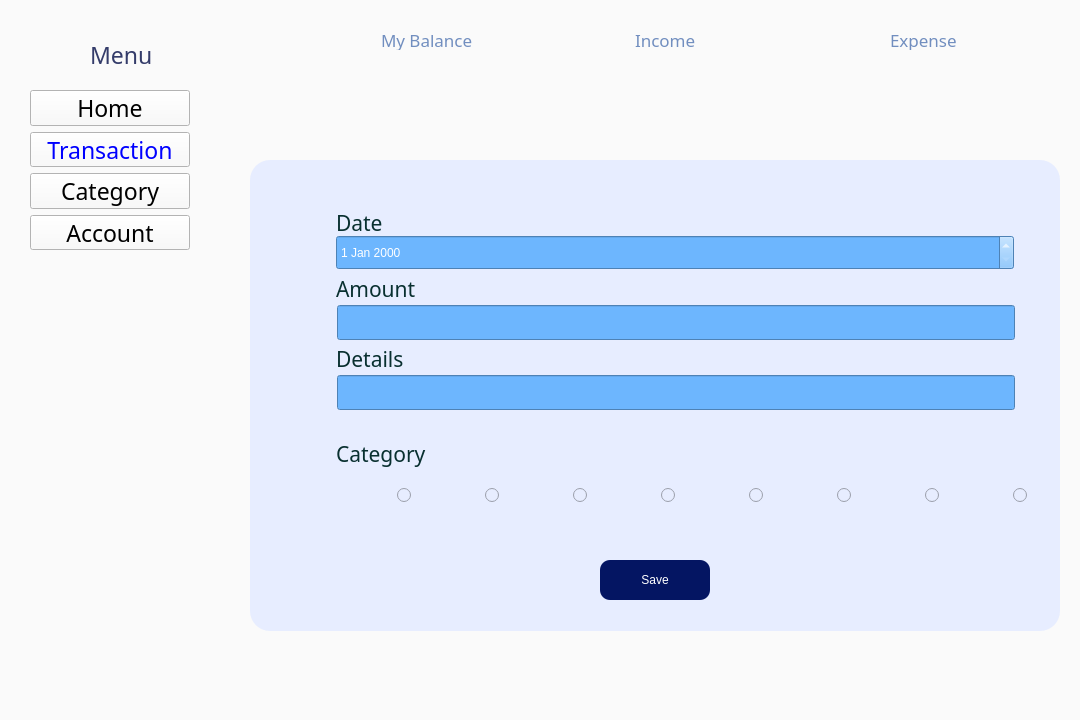
Old version of the form Modules/Transaction/Transaction.ui in the repository Yennanng/Do_An_KTLT.
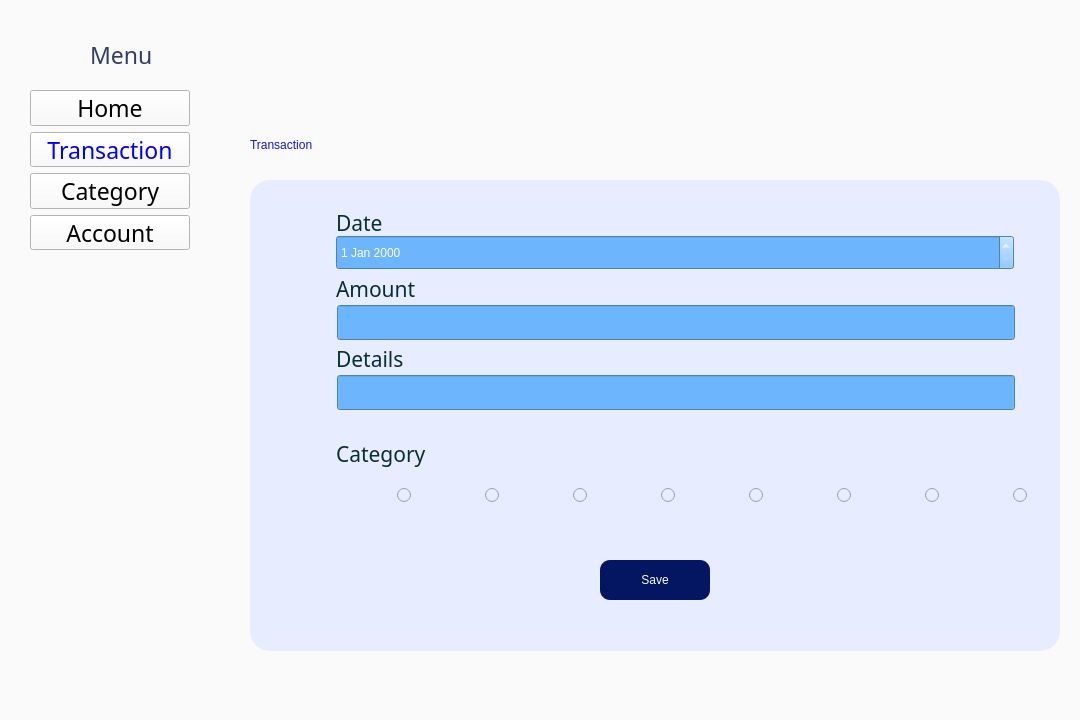
New version of the form. The open tabs and pages were chosen to show the change. Icons and pictures are not drawn.

Commit message: sửa  ui

```diff
--- a/Modules/Transaction/Transaction.ui
+++ b/Modules/Transaction/Transaction.ui
@@ -782,38 +782,6 @@
        </size>
       </property>
      </widget>
-     <widget class="QLabel" name="label_income_4">
-      <property name="geometry">
-       <rect>
-        <x>425</x>
-        <y>30</y>
-        <width>108</width>
-        <height>20</height>
-       </rect>
-      </property>
-      <property name="minimumSize">
-       <size>
-        <width>88</width>
-        <height>20</height>
-       </size>
-      </property>
-      <property name="font">
-       <font>
-        <family>Rockwell</family>
-        <pointsize>13</pointsize>
-        <weight>50</weight>
-        <italic>false</italic>
-        <bold>false</bold>
-       </font>
-      </property>
-      <property name="styleSheet">
-       <string notr="true">color: rgb(113, 142, 191);
-font: 13pt &quot;Rockwell&quot;;</string>
-      </property>
-      <property name="text">
-       <string>Income</string>
-      </property>
-     </widget>
      <widget class="QLineEdit" name="lineEdit_Amount">
       <property name="geometry">
        <rect>
@@ -1023,7 +991,7 @@
       <property name="geometry">
        <rect>
         <x>40</x>
-        <y>160</y>
+        <y>180</y>
         <width>810</width>
         <height>471</height>
        </rect>
@@ -1036,92 +1004,6 @@
        <string/>
       </property>
      </widget>
-     <widget class="QLabel" name="Icon_income_4">
-      <property name="geometry">
-       <rect>
-        <x>332</x>
-        <y>30</y>
-        <width>70</width>
-        <height>70</height>
-       </rect>
-      </property>
-      <property name="minimumSize">
-       <size>
-        <width>70</width>
-        <height>70</height>
-       </size>
-      </property>
-      <property name="text">
-       <string/>
-      </property>
-      <property name="pixmap">
-       <pixmap>../../Images/Home/Icon_Income.png</pixmap>
-      </property>
-     </widget>
-     <widget class="QLabel" name="label_mybalance_4">
-      <property name="geometry">
-       <rect>
-        <x>171</x>
-        <y>30</y>
-        <width>108</width>
-        <height>20</height>
-       </rect>
-      </property>
-      <property name="minimumSize">
-       <size>
-        <width>108</width>
-        <height>20</height>
-       </size>
-      </property>
-      <property name="font">
-       <font>
-        <family>Rockwell</family>
-        <pointsize>13</pointsize>
-        <weight>50</weight>
-        <italic>false</italic>
-        <bold>false</bold>
-       </font>
-      </property>
-      <property name="styleSheet">
-       <string notr="true">color: rgb(113, 142, 191);
-font: 13pt &quot;Rockwell&quot;;</string>
-      </property>
-      <property name="text">
-       <string>My Balance</string>
-      </property>
-     </widget>
-     <widget class="QLabel" name="label_expense_4">
-      <property name="geometry">
-       <rect>
-        <x>680</x>
-        <y>30</y>
-        <width>108</width>
-        <height>20</height>
-       </rect>
-      </property>
-      <property name="minimumSize">
-       <size>
-        <width>88</width>
-        <height>20</height>
-       </size>
-      </property>
-      <property name="font">
-       <font>
-        <family>Rockwell</family>
-        <pointsize>13</pointsize>
-        <weight>50</weight>
-        <italic>false</italic>
-        <bold>false</bold>
-       </font>
-      </property>
-      <property name="styleSheet">
-       <string notr="true">color: rgb(113, 142, 191);
-font: 13pt &quot;Rockwell&quot;;</string>
-      </property>
-      <property name="text">
-       <string>Expense</string>
-      </property>
-     </widget>
      <widget class="QRadioButton" name="radioButton_Food">
       <property name="geometry">
        <rect>
@@ -1255,6 +1137,23 @@
 color: rgb(255, 255, 255);</string>
       </property>
      </widget>
+     <widget class="QLabel" name="label_9">
+      <property name="geometry">
+       <rect>
+        <x>40</x>
+        <y>120</y>
+        <width>261</width>
+        <height>50</height>
+       </rect>
+      </property>
+      <property name="styleSheet">
+       <string notr="true">font: 28pt &quot;Rockwell&quot;;
+color: rgb(19, 23, 221);</string>
+      </property>
+      <property name="text">
+       <string>Transaction</string>
+      </property>
+     </widget>
      <zorder>label_20</zorder>
      <zorder>Icon_mybalance_4</zorder>
      <zorder>Icon_expense_4</zorder>
```
Left out of the diff: 104 changed lines with no effect on the pictures. The commit also changes 3 other files.
